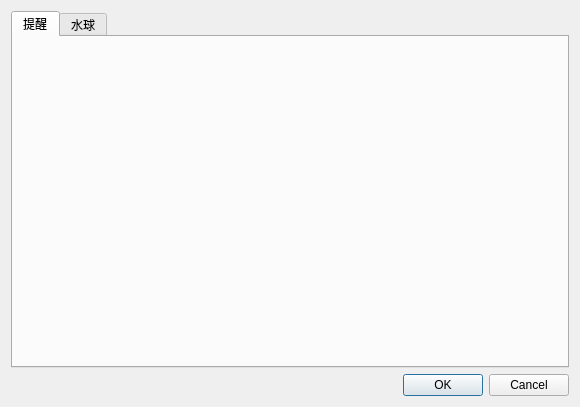
Old version of the form src/UI/setting.ui in the repository uPtt-messenger/uPtt_backup.
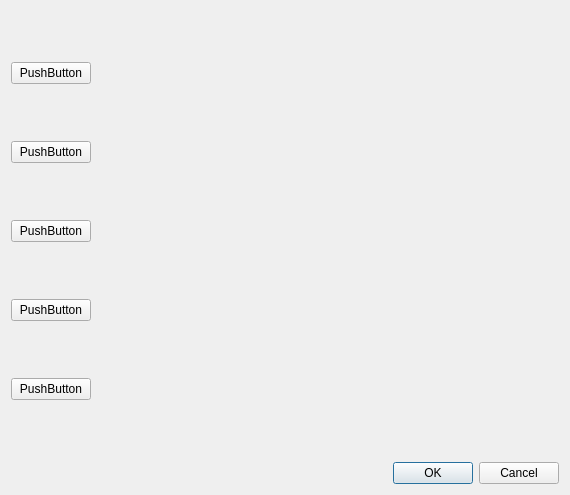
New version of the form.

Commit message: 開始整理多國語系

Diff of the .ui file:
```diff
--- a/src/UI/setting.ui
+++ b/src/UI/setting.ui
@@ -6,8 +6,8 @@
    <rect>
     <x>0</x>
     <y>0</y>
-    <width>580</width>
-    <height>407</height>
+    <width>570</width>
+    <height>495</height>
    </rect>
   </property>
   <property name="windowTitle">
@@ -15,21 +15,56 @@
   </property>
   <layout class="QGridLayout" name="gridLayout">
    <item row="0" column="0">
-    <widget class="QTabWidget" name="tabWidget">
-     <property name="currentIndex">
-      <number>0</number>
-     </property>
-     <widget class="QWidget" name="tab">
-      <attribute name="title">
-       <string>提醒</string>
-      </attribute>
-     </widget>
-     <widget class="QWidget" name="tab_2">
-      <attribute name="title">
-       <string>水球</string>
-      </attribute>
-     </widget>
-    </widget>
+    <layout class="QHBoxLayout" name="horizontalLayout">
+     <item>
+      <layout class="QVBoxLayout" name="verticalLayout">
+       <item>
+        <widget class="QPushButton" name="pushButton_2">
+         <property name="text">
+          <string>PushButton</string>
+         </property>
+        </widget>
+       </item>
+       <item>
+        <widget class="QPushButton" name="pushButton_5">
+         <property name="text">
+          <string>PushButton</string>
+         </property>
+        </widget>
+       </item>
+       <item>
+        <widget class="QPushButton" name="pushButton_4">
+         <property name="text">
+          <string>PushButton</string>
+         </property>
+        </widget>
+       </item>
+       <item>
+        <widget class="QPushButton" name="pushButton_3">
+         <property name="text">
+          <string>PushButton</string>
+         </property>
+        </widget>
+       </item>
+       <item>
+        <widget class="QPushButton" name="pushButton">
+         <property name="text">
+          <string>PushButton</string>
+         </property>
+        </widget>
+       </item>
+      </layout>
+     </item>
+     <item>
+      <widget class="QStackedWidget" name="stackedWidget">
+       <property name="currentIndex">
+        <number>1</number>
+       </property>
+       <widget class="QWidget" name="page_3"/>
+       <widget class="QWidget" name="page_4"/>
+      </widget>
+     </item>
+    </layout>
    </item>
    <item row="1" column="0">
     <widget class="QDialogButtonBox" name="buttonBox">
```
The commit also changes 1 other file.
